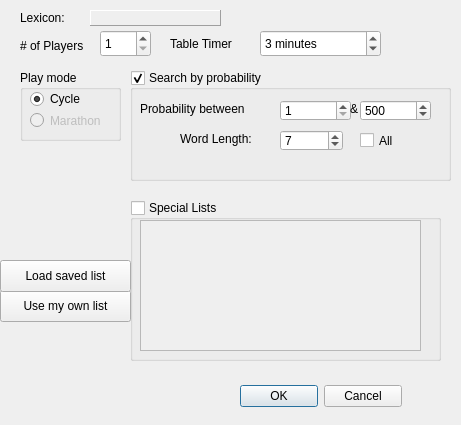
Before: the Qt Designer form aerolith/trunk/src/aerolithclient/tableCreateForm.ui in domino14/aerolithdesktop, drawn with Qt 5.
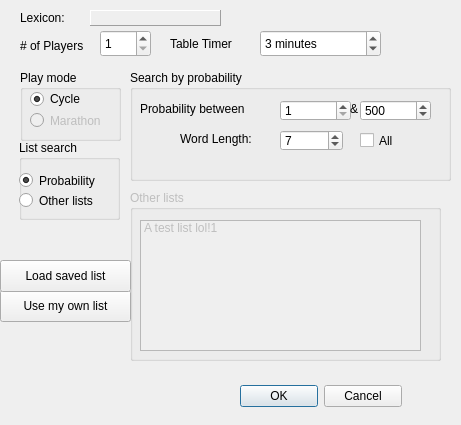
After: the same form once the commit is applied.

Diff of the .ui file:
```diff
--- a/aerolith/trunk/src/aerolithclient/tableCreateForm.ui
+++ b/aerolith/trunk/src/aerolithclient/tableCreateForm.ui
@@ -171,7 +171,7 @@
     <string>Search by probability</string>
    </property>
    <property name="checkable">
-    <bool>true</bool>
+    <bool>false</bool>
    </property>
    <widget class="QSpinBox" name="spinBoxProb2">
     <property name="geometry">
@@ -370,22 +370,25 @@
    </widget>
   </widget>
   <widget class="QGroupBox" name="groupBoxSpecialLists">
+   <property name="enabled">
+    <bool>false</bool>
+   </property>
    <property name="geometry">
     <rect>
      <x>130</x>
-     <y>200</y>
+     <y>190</y>
      <width>311</width>
-     <height>161</height>
+     <height>171</height>
     </rect>
    </property>
    <property name="title">
-    <string>Special Lists</string>
+    <string>Other lists</string>
    </property>
    <property name="flat">
     <bool>false</bool>
    </property>
    <property name="checkable">
-    <bool>true</bool>
+    <bool>false</bool>
    </property>
    <property name="checked">
     <bool>false</bool>
@@ -394,11 +397,58 @@
     <property name="geometry">
      <rect>
       <x>10</x>
-      <y>20</y>
+      <y>30</y>
       <width>281</width>
       <height>131</height>
      </rect>
     </property>
+    <item>
+     <property name="text">
+      <string>A test list lol!1</string>
+     </property>
+    </item>
+   </widget>
+  </widget>
+  <widget class="QGroupBox" name="groupBox_2">
+   <property name="geometry">
+    <rect>
+     <x>19</x>
+     <y>140</y>
+     <width>101</width>
+     <height>80</height>
+    </rect>
+   </property>
+   <property name="title">
+    <string>List search</string>
+   </property>
+   <widget class="QRadioButton" name="radioButtonProbability">
+    <property name="geometry">
+     <rect>
+      <x>0</x>
+      <y>30</y>
+      <width>101</width>
+      <height>21</height>
+     </rect>
+    </property>
+    <property name="text">
+     <string>Probability</string>
+    </property>
+    <property name="checked">
+     <bool>true</bool>
+    </property>
+   </widget>
+   <widget class="QRadioButton" name="radioButtonOtherLists">
+    <property name="geometry">
+     <rect>
+      <x>0</x>
+      <y>50</y>
+      <width>101</width>
+      <height>21</height>
+     </rect>
+    </property>
+    <property name="text">
+     <string>Other lists</string>
+    </property>
    </widget>
   </widget>
  </widget>
```
Left out of the diff: 32 changed lines with no effect on the pictures.
